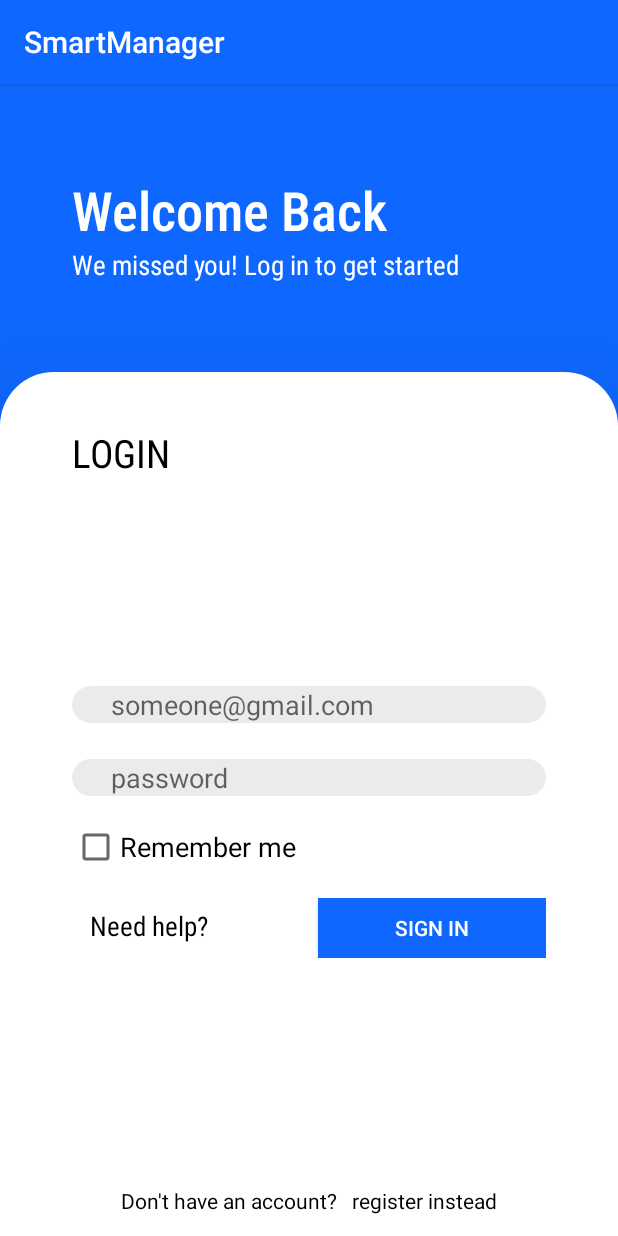
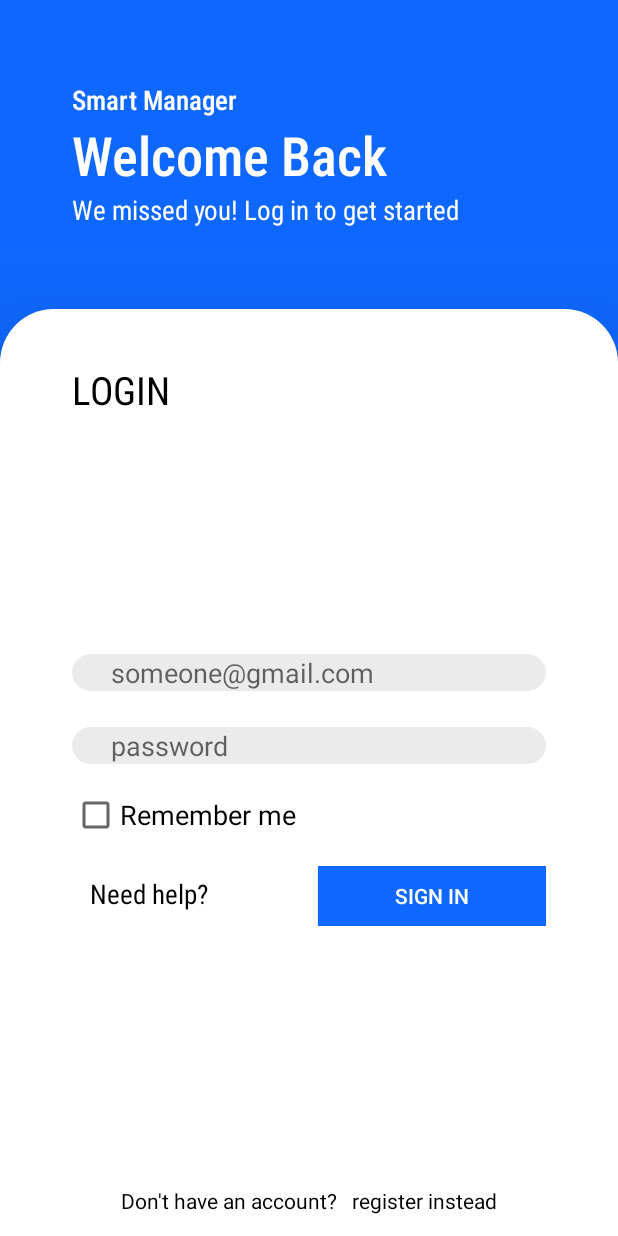
Before and after one commit to D3deR/SmartManager, an Android app: the screen it shows after launch (EmailLogin), on a phone screen of 412 x 824 dp. Run offline under Robolectric (Android 15) with nearby library versions, the phone set to English and light mode, and no system bars.

Commit message:
deleted top bar on email login activity

```diff
--- a/app/src/main/res/layout/activity_email_login.xml
+++ b/app/src/main/res/layout/activity_email_login.xml
@@ -6,8 +6,8 @@
     tools:context=".EmailLogin"
     android:orientation="vertical"
     android:weightSum="4"
-    android:background="@color/colorPrimary">
-
+    android:background="@color/colorPrimary"
+    android:theme="@style/AppTheme.NoActionBar">
     <RelativeLayout
         android:layout_width="match_parent"
         android:layout_height="0dp"
@@ -21,6 +21,13 @@
             android:layout_centerVertical="true"
             tools:ignore="UselessParent">
 
+            <TextView
+                android:layout_width="wrap_content"
+                android:layout_height="wrap_content"
+                android:fontFamily="sans-serif-condensed-medium"
+                android:text="@string/smart_manager"
+                android:textColor="@color/white"
+                android:textSize="18sp" />
             <TextView
                 android:layout_width="wrap_content"
                 android:layout_height="wrap_content"
--- a/app/src/main/res/values/strings.xml
+++ b/app/src/main/res/values/strings.xml
@@ -11,6 +11,7 @@
     <string name="menu_gallery">Gallery</string>
     <string name="menu_slideshow">Slideshow</string>
 
+    <string name="smart_manager">Smart Manager</string>
     <string name="welcome1">Welcome Back</string>
     <string name="welcome2">We missed you! Log in to get started</string>
     <string name="login">LOGIN</string>
```
Also changed, not shown: app/src/main/AndroidManifest.xml (+8 -3 lines), 1 other file.
